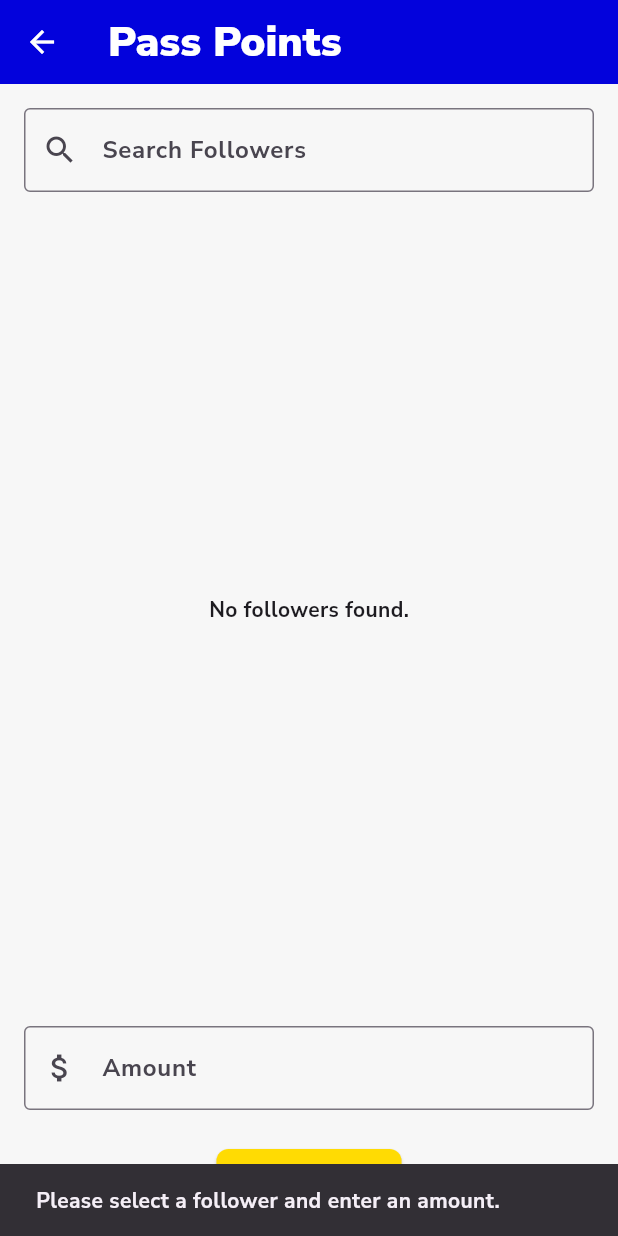
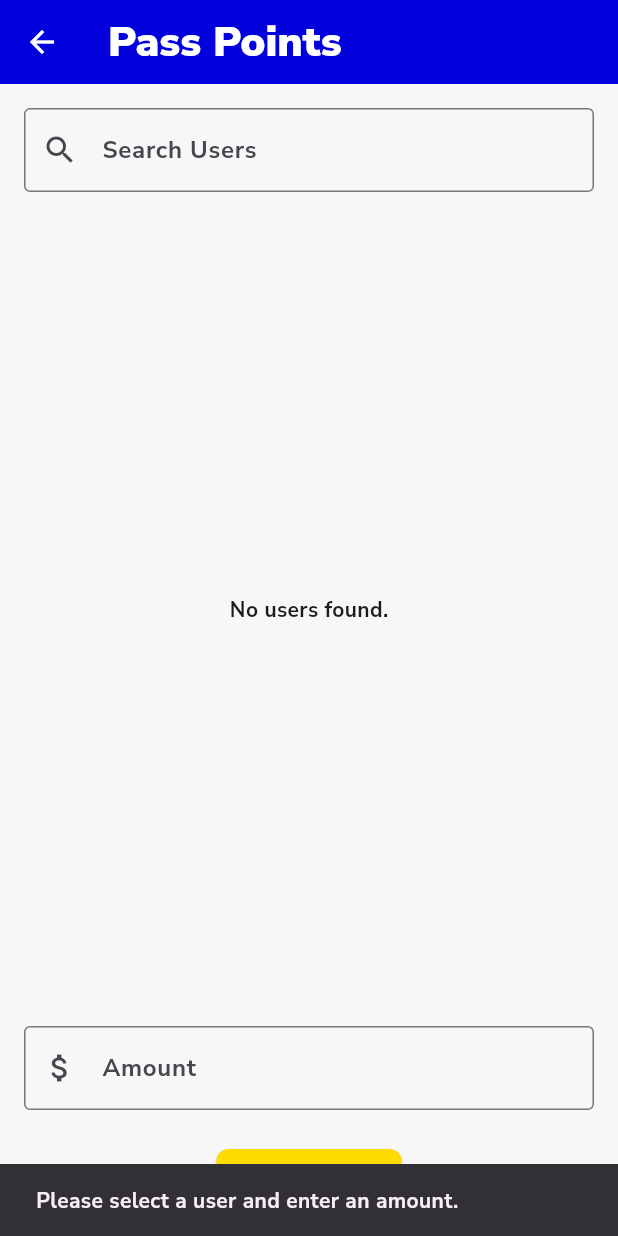
Before and after one commit to timconejos/virtualfitnessph, a Flutter app: the PassPointsScreen screen opened directly, after a tap on "Share Points", on a phone screen of 412 x 824 dp. Run offline on Flutter 3.47's test engine with Material 3 defaults, Android fonts, the phone set to English and light mode, and no system bars; our stand-ins replace image_picker, permission_handler, shared_preferences, timer_count_down; missing offline and left inert: encrypt; accounts and stored records are empty; network calls fail.

Commit message:
updated pass points screen and added a search user screen

```diff
--- a/lib/screens/pass_points_screen.dart
+++ b/lib/screens/pass_points_screen.dart
@@ -1,9 +1,11 @@
 // pass_points_screen.dart
 
+import 'dart:async'; // Import for Timer
 import 'package:flutter/material.dart';
 import '../services/auth_service.dart';
 import '../styles/app_styles.dart';
 import '../components/primary_button.dart';
+import '../screens/view_profile_screen.dart';
 
 class PassPointsScreen extends StatefulWidget {
   const PassPointsScreen({Key? key}) : super(key: key);
@@ -15,17 +17,39 @@ class PassPointsScreen extends StatefulWidget {
 class _PassPointsScreenState extends State<PassPointsScreen> {
   final AuthService _authService = AuthService();
   List<dynamic> _followers = [];
-  List<dynamic> _filteredFollowers = [];
-  String? _selectedFollowerId;
-  String? _selectedFollowerName;
+  List<dynamic> _searchResults = [];
+  String? _selectedUserId;
+  String? _selectedUserName;
   final TextEditingController _amountController = TextEditingController();
+  final TextEditingController _searchController = TextEditingController();
   bool _isLoading = false;
   bool _isFetchingFollowers = true;
+  bool _isSearching = false;
+  String _baseUrl = '';
+  Timer? _debounce; // Timer for debounce
 
   @override
   void initState() {
     super.initState();
-    _fetchFollowers();
+    _initializeScreen();
+  }
+
+  @override
+  void dispose() {
+    _debounce?.cancel(); // Cancel the timer when disposing
+    super.dispose();
+  }
+
+  Future<void> _initializeScreen() async {
+    await _fetchBaseUrl();
+    await _fetchFollowers();
+  }
+
+  Future<void> _fetchBaseUrl() async {
+    String url = await _authService.getBaseUrl();
+    setState(() {
+      _baseUrl = url;
+    });
   }
 
   Future<void> _fetchFollowers() async {
@@ -37,7 +61,6 @@ class _PassPointsScreenState extends State<PassPointsScreen> {
       List<dynamic> followers = await _authService.fetchUserList('Following', userId);
       setState(() {
         _followers = followers;
-        _filteredFollowers = followers; // Initially, all followers are shown
         _isFetchingFollowers = false;
       });
     } else {
@@ -50,21 +73,40 @@ class _PassPointsScreenState extends State<PassPointsScreen> {
     }
   }
 
-  void _filterFollowers(String query) {
-    List<dynamic> filtered = _followers.where((follower) {
-      String username = follower['username']?.toString().toLowerCase() ?? '';
-      return username.contains(query.toLowerCase());
-    }).toList();
+  Future<void> _searchUsers(String query) async {
+    if (query.length < 2) {
+      setState(() {
+        _isSearching = false;
+        _searchResults = [];
+      });
+      return;
+    }
 
     setState(() {
-      _filteredFollowers = filtered;
+      _isLoading = true;
+      _isSearching = true;
+      _searchResults = [];
+    });
+
+    List<dynamic> results = await _authService.searchUsers(query);
+
+    setState(() {
+      _searchResults = results;
+      _isLoading = false;
+    });
+  }
+
+  void _onSearchChanged(String query) {
+    if (_debounce?.isActive ?? false) _debounce!.cancel();
+    _debounce = Timer(const Duration(milliseconds: 500), () {
+      _searchUsers(query);
     });
   }
 
   void _sharePoints() async {
-    if (_selectedFollowerId == null || _amountController.text.isEmpty) {
+    if (_selectedUserId == null || _amountController.text.isEmpty) {
       ScaffoldMessenger.of(context).showSnackBar(
-        const SnackBar(content: Text('Please select a follower and enter an amount.')),
+        const SnackBar(content: Text('Please select a user and enter an amount.')),
       );
       return;
     }
@@ -82,7 +124,7 @@ class _PassPointsScreenState extends State<PassPointsScreen> {
     });
 
     String? sourceUserId = await _authService.getUserId();
-    String targetUserId = _selectedFollowerId!;
+    String targetUserId = _selectedUserId!;
 
     if (sourceUserId == null) {
       ScaffoldMessenger.of(context).showSnackBar(
@@ -112,8 +154,23 @@ class _PassPointsScreenState extends State<PassPointsScreen> {
     }
   }
 
+  void _selectUser(dynamic user) {
+    setState(() {
+      if (_selectedUserId == user['id']) {
+        _selectedUserId = null;
+        _selectedUserName = null;
+      } else {
+        _selectedUserId = user['id'];
+        _selectedUserName = user['username'];
+      }
+    });
+  }
+
   @override
   Widget build(BuildContext context) {
+    // Decide which list to display based on search state
+    List<dynamic> displayList = _isSearching ? _searchResults : _followers;
+
     return Scaffold(
       appBar: AppBar(
         title: const Text('Pass Points'),
@@ -121,54 +178,69 @@ class _PassPointsScreenState extends State<PassPointsScreen> {
       ),
       body: Padding(
         padding: const EdgeInsets.all(16.0),
-        child: _isFetchingFollowers
-            ? const Center(child: CircularProgressIndicator())
-            : Column(
-          children: [
+        child: Column(
+          children: <Widget>[
             // Search Bar
             TextField(
-              decoration: const InputDecoration(
-                labelText: 'Search Followers',
-                border: OutlineInputBorder(),
-                prefixIcon: Icon(Icons.search),
+              controller: _searchController,
+              decoration: InputDecoration(
+                labelText: 'Search Users',
+                border: const OutlineInputBorder(),
+                prefixIcon: const Icon(Icons.search),
+                suffixIcon: _isSearching && _searchController.text.length >= 2
+                    ? IconButton(
+                  icon: const Icon(Icons.clear),
+                  onPressed: () {
+                    _searchController.clear();
+                    _searchUsers('');
+                  },
+                )
+                    : null,
               ),
               onChanged: (value) {
-                _filterFollowers(value);
+                _onSearchChanged(value);
+              },
+              onSubmitted: (value) {
+                if (value.length >= 2) {
+                  _searchUsers(value);
+                }
               },
             ),
             const SizedBox(height: 20),
-            // Followers List
-            Expanded(
-              child: _filteredFollowers.isEmpty
-                  ? const Center(child: Text('No followers found.'))
+            // Users List
+            _isLoading
+                ? const CircularProgressIndicator()
+                : Expanded(
+              child: displayList.isEmpty
+                  ? const Center(child: Text('No users found.'))
                   : ListView.builder(
-                itemCount: _filteredFollowers.length,
+                itemCount: displayList.length,
                 itemBuilder: (context, index) {
-                  var follower = _filteredFollowers[index];
+                  var user = displayList[index];
                   return ListTile(
                     leading: CircleAvatar(
                       backgroundImage: NetworkImage(
-                        follower['profilePictureUrl'] != null
-                            ? 'http://97.74.90.63:8080/profiles/${follower['id']}.jpg'
+                        user['id'] != null
+                            ? '$_baseUrl/profiles/${user['id']}.jpg'
                             : 'https://via.placeholder.com/100x100',
                       ),
                       backgroundColor: Colors.grey.shade200,
                     ),
-                    title: Text(_authService.decryptData(follower['username'])),
-                    subtitle: Text(follower['fullName'] ?? 'No Name'),
-                    trailing: _selectedFollowerId == follower['id']
+                    title: Text(_authService.decryptData(user['username'])),
+                    trailing: _selectedUserId == user['id']
                         ? const Icon(Icons.check, color: Colors.green)
                         : null,
-                    onTap: () {
-                      setState(() {
-                        if (_selectedFollowerId == follower['id']) {
-                          _selectedFollowerId = null;
-                          _selectedFollowerName = null;
-                        } else {
-                          _selectedFollowerId = follower['id'];
-                          _selectedFollowerName = follower['username'];
-                        }
-                      });
+                    onTap: () => _selectUser(user),
+                    onLongPress: () {
+                      Navigator.push(
+                        context,
+                        MaterialPageRoute(
+                          builder: (context) => ViewProfileScreen(
+                            userId: user['id'],
+                            userName: user['username'],
+                          ),
+                        ),
+                      );
                     },
                   );
                 },
```
Also changed, not shown: lib/screens/main_page_screen.dart (+12 -0 lines), lib/screens/search_user_screen.dart (added, +143 -0 lines), lib/services/auth_service.dart (+19 -0 lines).
